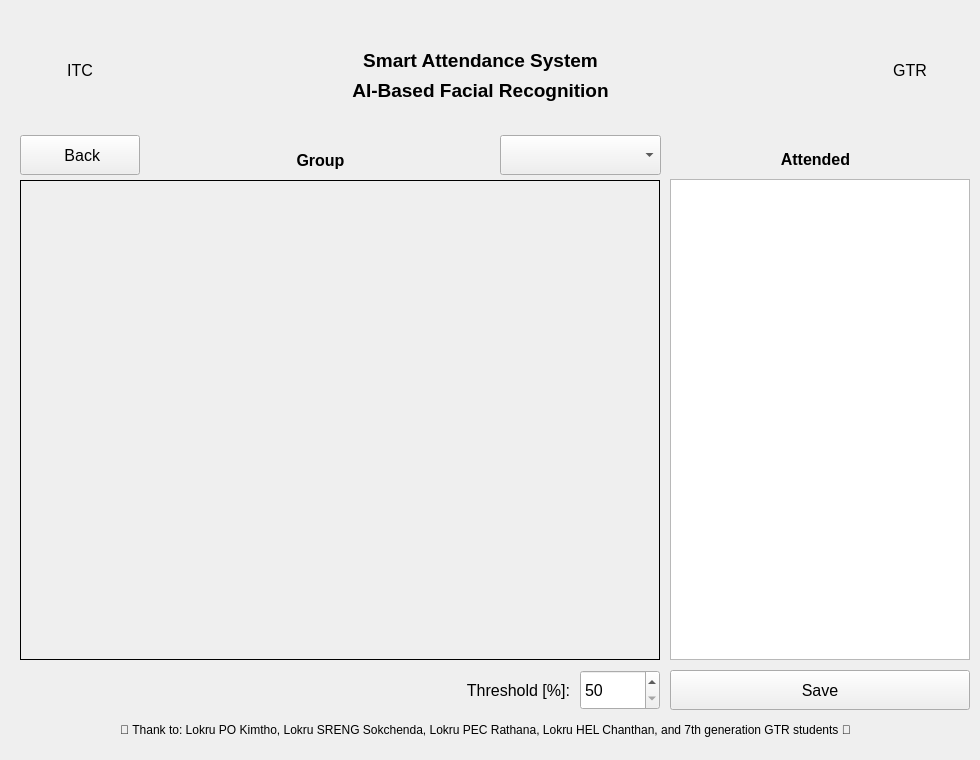
Qt form resource/view_controller/check_attendance_form/View.ui (muysengly/repo_attendance_system) before a commit.
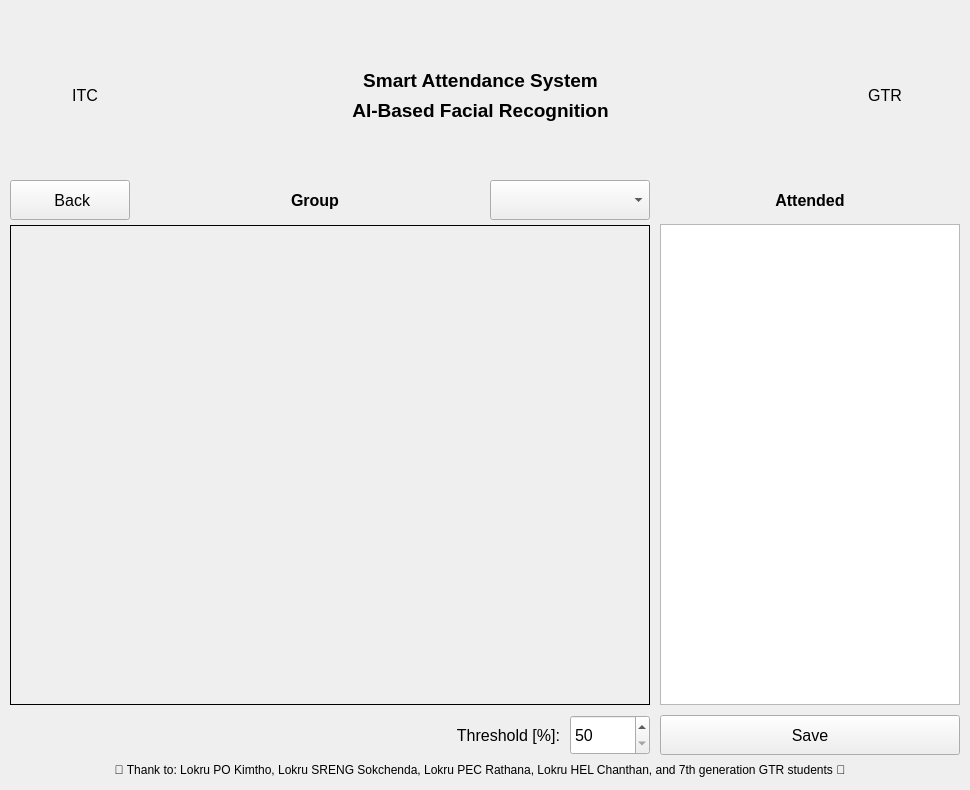
The same form after that commit.

The edit to the form file:
```diff
--- a/resource/view_controller/check_attendance_form/View.ui
+++ b/resource/view_controller/check_attendance_form/View.ui
@@ -9,8 +9,8 @@
    <rect>
     <x>0</x>
     <y>0</y>
-    <width>980</width>
-    <height>760</height>
+    <width>970</width>
+    <height>790</height>
    </rect>
   </property>
   <property name="sizePolicy">
@@ -21,14 +21,14 @@
   </property>
   <property name="minimumSize">
    <size>
-    <width>980</width>
-    <height>760</height>
+    <width>970</width>
+    <height>790</height>
    </size>
   </property>
   <property name="maximumSize">
    <size>
-    <width>980</width>
-    <height>760</height>
+    <width>970</width>
+    <height>790</height>
    </size>
   </property>
   <property name="windowTitle">
@@ -38,16 +38,15 @@
    <widget class="QLabel" name="label">
     <property name="geometry">
      <rect>
-      <x>680</x>
-      <y>139</y>
-      <width>271</width>
+      <x>660</x>
+      <y>180</y>
+      <width>300</width>
       <height>40</height>
      </rect>
     </property>
     <property name="font">
      <font>
       <pointsize>12</pointsize>
-      <weight>75</weight>
       <bold>true</bold>
      </font>
     </property>
@@ -61,8 +60,8 @@
    <widget class="QLabel" name="label_camera">
     <property name="geometry">
      <rect>
-      <x>20</x>
-      <y>180</y>
+      <x>10</x>
+      <y>225</y>
       <width>640</width>
       <height>480</height>
      </rect>
@@ -77,9 +76,9 @@
    <widget class="QComboBox" name="comboBox_camera">
     <property name="geometry">
      <rect>
-      <x>500</x>
-      <y>135</y>
-      <width>161</width>
+      <x>490</x>
+      <y>180</y>
+      <width>160</width>
       <height>40</height>
      </rect>
     </property>
@@ -92,9 +91,9 @@
    <widget class="QLabel" name="label_2">
     <property name="geometry">
      <rect>
-      <x>80</x>
-      <y>720</y>
-      <width>811</width>
+      <x>70</x>
+      <y>760</y>
+      <width>820</width>
       <height>20</height>
      </rect>
     </property>
@@ -108,8 +107,8 @@
    <widget class="QLabel" name="label_3">
     <property name="geometry">
      <rect>
-      <x>420</x>
-      <y>670</y>
+      <x>410</x>
+      <y>715</y>
       <width>150</width>
       <height>40</height>
      </rect>
@@ -129,16 +128,15 @@
    <widget class="QLabel" name="label_group_name">
     <property name="geometry">
      <rect>
-      <x>150</x>
-      <y>140</y>
-      <width>341</width>
+      <x>140</x>
+      <y>180</y>
+      <width>350</width>
       <height>40</height>
      </rect>
     </property>
     <property name="font">
      <font>
       <pointsize>12</pointsize>
-      <weight>75</weight>
       <bold>true</bold>
      </font>
     </property>
@@ -152,8 +150,8 @@
    <widget class="QPushButton" name="pushButton_save">
     <property name="geometry">
      <rect>
-      <x>670</x>
-      <y>670</y>
+      <x>660</x>
+      <y>715</y>
       <width>300</width>
       <height>40</height>
      </rect>
@@ -170,8 +168,8 @@
    <widget class="QListView" name="listView_attd">
     <property name="geometry">
      <rect>
-      <x>670</x>
-      <y>179</y>
+      <x>660</x>
+      <y>224</y>
       <width>300</width>
       <height>481</height>
      </rect>
@@ -188,8 +186,8 @@
    <widget class="QSpinBox" name="spinBox_threshold">
     <property name="geometry">
      <rect>
-      <x>580</x>
-      <y>670</y>
+      <x>570</x>
+      <y>715</y>
       <width>80</width>
       <height>40</height>
      </rect>
@@ -206,8 +204,8 @@
    <widget class="QPushButton" name="pushButton_back">
     <property name="geometry">
      <rect>
-      <x>20</x>
-      <y>135</y>
+      <x>10</x>
+      <y>180</y>
       <width>120</width>
       <height>40</height>
      </rect>
@@ -224,10 +222,10 @@
    <widget class="QLabel" name="label_itc_logo">
     <property name="geometry">
      <rect>
-      <x>30</x>
+      <x>10</x>
       <y>20</y>
-      <width>100</width>
-      <height>100</height>
+      <width>150</width>
+      <height>150</height>
      </rect>
     </property>
     <property name="font">
@@ -235,6 +233,9 @@
       <pointsize>12</pointsize>
      </font>
     </property>
+    <property name="frameShape">
+     <enum>QFrame::NoFrame</enum>
+    </property>
     <property name="text">
      <string>ITC</string>
     </property>
@@ -245,10 +246,10 @@
    <widget class="QLabel" name="label_gtr_logo">
     <property name="geometry">
      <rect>
-      <x>860</x>
+      <x>810</x>
       <y>20</y>
-      <width>100</width>
-      <height>100</height>
+      <width>150</width>
+      <height>150</height>
      </rect>
     </property>
     <property name="font">
@@ -256,6 +257,9 @@
       <pointsize>12</pointsize>
      </font>
     </property>
+    <property name="frameShape">
+     <enum>QFrame::NoFrame</enum>
+    </property>
     <property name="text">
      <string>GTR</string>
     </property>
@@ -267,7 +271,7 @@
     <property name="geometry">
      <rect>
       <x>300</x>
-      <y>40</y>
+      <y>60</y>
       <width>361</width>
       <height>40</height>
      </rect>
@@ -275,7 +279,6 @@
     <property name="font">
      <font>
       <pointsize>14</pointsize>
-      <weight>75</weight>
       <bold>true</bold>
      </font>
     </property>
@@ -290,7 +293,7 @@
     <property name="geometry">
      <rect>
       <x>300</x>
-      <y>70</y>
+      <y>90</y>
       <width>361</width>
       <height>40</height>
      </rect>
@@ -298,7 +301,6 @@
     <property name="font">
      <font>
       <pointsize>14</pointsize>
-      <weight>75</weight>
       <bold>true</bold>
      </font>
     </property>
```
